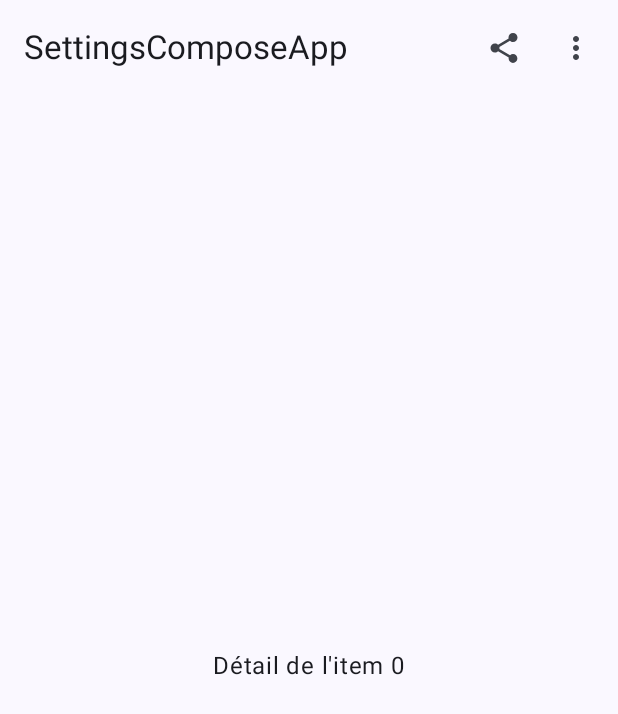
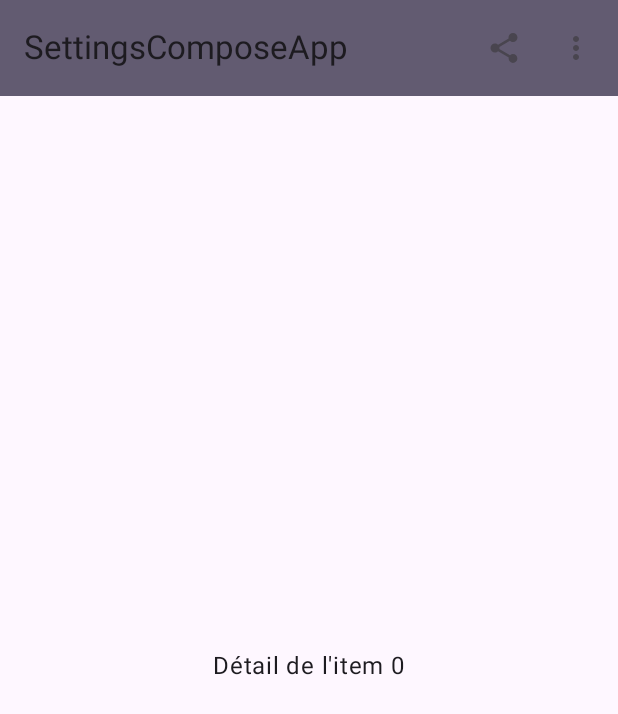
Before and after one commit to AxelESSONO/SettingsComposeApp, an Android app built with Jetpack Compose: the screen it shows after launch (MainActivity), after a tap on an icon or button, on a phone screen of 412 x 824 dp. Shown: the top 714 px of the screen. Run offline under Robolectric (Android 15) with nearby library versions, the phone set to English and light mode, and no system bars.

Commit message:
update ui

```diff
--- a/app/src/main/java/fr/dawan/settingscomposeapp/MainActivity.kt
+++ b/app/src/main/java/fr/dawan/settingscomposeapp/MainActivity.kt
@@ -13,11 +13,13 @@ import androidx.compose.material3.DropdownMenuItem
 import androidx.compose.material3.ExperimentalMaterial3Api
 import androidx.compose.material3.Icon
 import androidx.compose.material3.IconButton
+import androidx.compose.material3.MaterialTheme
 import androidx.compose.material3.Scaffold
 import androidx.compose.material3.SnackbarHost
 import androidx.compose.material3.SnackbarHostState
 import androidx.compose.material3.Text
 import androidx.compose.material3.TopAppBar
+import androidx.compose.material3.TopAppBarDefaults
 import androidx.compose.runtime.Composable
 import androidx.compose.runtime.getValue
 import androidx.compose.runtime.mutableStateOf
@@ -36,6 +38,7 @@ import fr.dawan.settingscomposeapp.ui.screens.HomeScreen
 import fr.dawan.settingscomposeapp.ui.screens.SettingsScreen
 import fr.dawan.settingscomposeapp.ui.theme.SettingsComposeAppTheme
 import kotlinx.coroutines.launch
+import androidx.compose.runtime.collectAsState
 
 class MainActivity : ComponentActivity() {
 
@@ -52,9 +55,21 @@ class MainActivity : ComponentActivity() {
 
         enableEdgeToEdge()
         setContent {
-            val navController = rememberNavController()
-            val snackbarHostState = remember { SnackbarHostState() }
-            SettingsComposeAppTheme {
+
+           // val snackbarHostState = remember { SnackbarHostState() }
+
+            val uiState = viewModel.uiState.collectAsState().value
+            // Passe darkTheme selon le choix de l'utilisateur
+            val isDark = when (uiState.theme) {
+                "light" -> false
+                "dark" -> true
+                else -> false
+            }
+
+            SettingsComposeAppTheme(
+                darkTheme = isDark,
+                textScale = uiState.textScale
+            ) {
                 val navController = rememberNavController()
                 MainScreen(
                     navController = navController,
@@ -72,7 +87,6 @@ fun MainScreen(
     dataStoreManager: DataStoreManager,
     viewModel: SettingsViewModel
 ) {
-    val navController = rememberNavController()
     val snackbarHostState = remember { SnackbarHostState() }
     val scope = rememberCoroutineScope()
 
@@ -114,14 +128,15 @@ fun NavGraph(
     {
         composable("home") {
             HomeScreen(
-                navController = navController,
-                dataStoreManager = dataStoreManager
+                navController = navController
             )
         }
         composable("settings") {
             SettingsScreen(viewModel = viewModel)
         }
         composable("detail/{itemId}") { backStackEntry ->
+
+            // Recupere l'id de l'item depuis les arguments de la route
             val itemId = backStackEntry.arguments?.getString("itemId")
             DetailScreen(itemId = itemId)
         }
@@ -136,6 +151,9 @@ fun AppTopBar(
 ) {
     // SmallTopAppBar est dans version ancienne Material 3
     TopAppBar(
+        colors = TopAppBarDefaults.topAppBarColors(
+            containerColor = MaterialTheme.colorScheme.secondary
+        ),
         title = { Text("SettingsComposeApp") },
         actions = {
             IconButton(onClick = onShareClick) {
--- a/app/src/main/java/fr/dawan/settingscomposeapp/ui/screens/HomeScreen.kt
+++ b/app/src/main/java/fr/dawan/settingscomposeapp/ui/screens/HomeScreen.kt
@@ -20,13 +20,12 @@ import androidx.compose.ui.Alignment
 import androidx.compose.ui.Modifier
 import androidx.compose.ui.platform.LocalContext
 import androidx.compose.ui.unit.dp
+import androidx.compose.ui.unit.sp
 import androidx.navigation.NavController
-import fr.dawan.settingscomposeapp.data.dataStore.DataStoreManager
 
 @Composable
 fun HomeScreen(
-    navController: NavController,
-    dataStoreManager: DataStoreManager
+    navController: NavController
 ) {
     val items = List(12) { "Item #$it" }
 
@@ -40,7 +39,12 @@ fun HomeScreen(
                     .fillMaxWidth()
                     .padding(8.dp)
                     .combinedClickable(
-                        onClick = { navController.navigate("detail/$index") },
+                        onClick = {
+
+                            // Naviguer vers l'écran de détail
+                            // Envoi de l'index de l'élément detail/$index
+                            navController.navigate("detail/$index")
+                        },
                         onLongClick = { showMenu = true }
                     )
             ) {
@@ -55,7 +59,12 @@ fun HomeScreen(
                             onDismissRequest = { showMenu = false }
                         ) {
                             DropdownMenuItem(
-                                text = { Text("Favoris") },
+                                text = {
+                                    Text(
+                                        text = "Favoris",
+                                        fontSize = 25.sp
+                                    )
+                                },
                                 onClick = { /* marquer favoris */ }
                             )
                             DropdownMenuItem(
@@ -65,7 +74,8 @@ fun HomeScreen(
                             DropdownMenuItem(
                                 text = { Text("Partager") },
                                 onClick = {
-                                    Toast.makeText(context, "Partager $item", Toast.LENGTH_SHORT).show()
+                                    Toast.makeText(context, "Partager $item", Toast.LENGTH_SHORT)
+                                        .show()
                                 }
                             )
                         }
--- a/app/src/main/java/fr/dawan/settingscomposeapp/ui/theme/Theme.kt
+++ b/app/src/main/java/fr/dawan/settingscomposeapp/ui/theme/Theme.kt
@@ -37,7 +37,8 @@ private val LightColorScheme = lightColorScheme(
 fun SettingsComposeAppTheme(
     darkTheme: Boolean = isSystemInDarkTheme(),
     // Dynamic color is available on Android 12+
-    dynamicColor: Boolean = true,
+    dynamicColor: Boolean = isSystemInDarkTheme(),
+    textScale: Float = 1f,
     content: @Composable () -> Unit
 ) {
     val colorScheme = when {
@@ -50,9 +51,18 @@ fun SettingsComposeAppTheme(
         else -> LightColorScheme
     }
 
+    val scaledTypography = Typography.copy(
+        bodyLarge = Typography.bodyLarge.copy(fontSize = Typography.bodyLarge.fontSize * textScale),
+        bodyMedium = Typography.bodyMedium.copy(fontSize = Typography.bodyMedium.fontSize * textScale),
+        bodySmall = Typography.bodySmall.copy(fontSize = Typography.bodySmall.fontSize * textScale),
+        titleLarge = Typography.titleLarge.copy(fontSize = Typography.titleLarge.fontSize * textScale),
+        titleMedium = Typography.titleMedium.copy(fontSize = Typography.titleMedium.fontSize * textScale),
+        titleSmall = Typography.titleSmall.copy(fontSize = Typography.titleSmall.fontSize * textScale)
+    )
+
     MaterialTheme(
         colorScheme = colorScheme,
-        typography = Typography,
+        typography = scaledTypography,
         content = content
     )
 }
```
